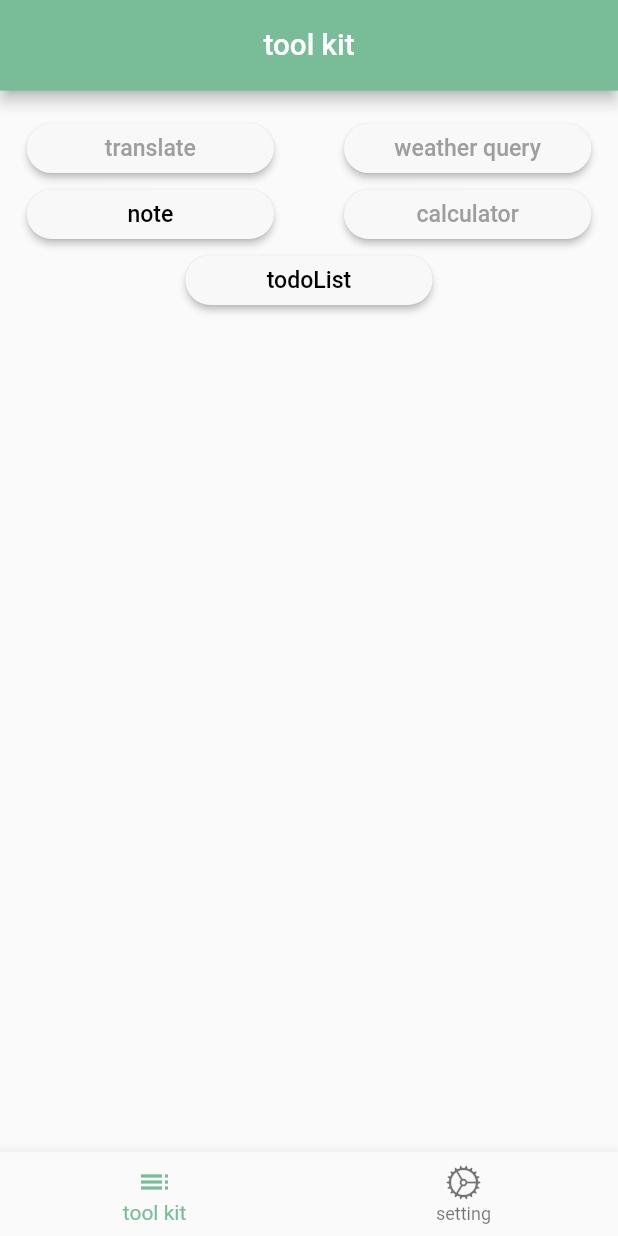
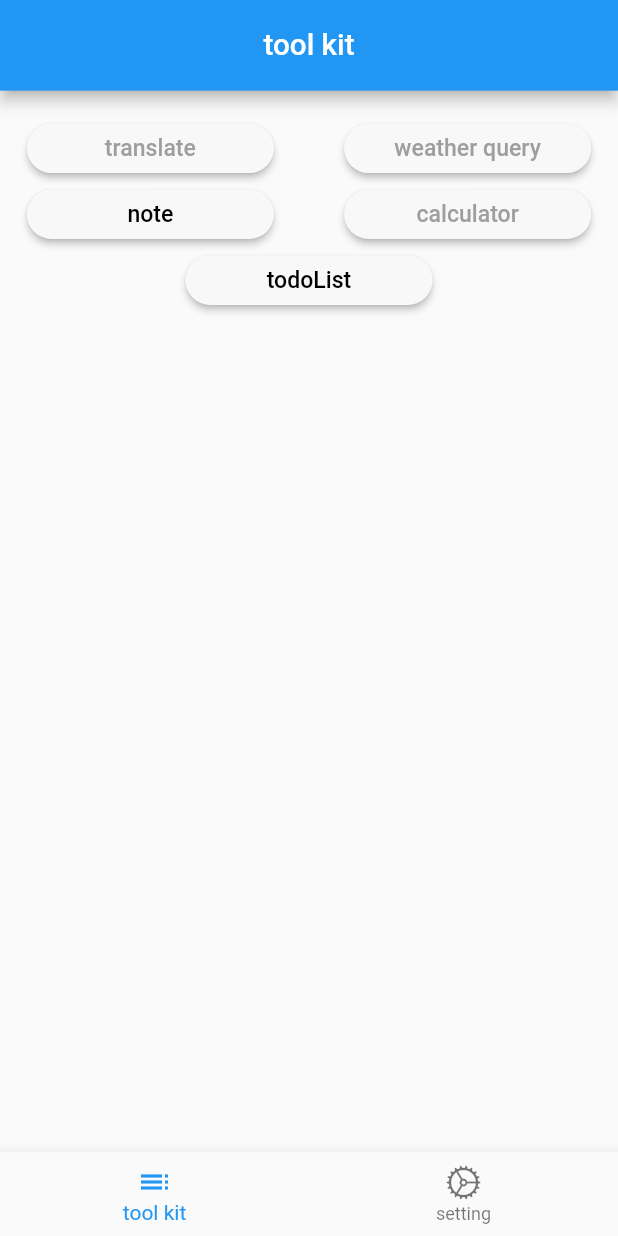
Before and after one commit to path-yu/simple_app, a Flutter app: the screen it shows after launch, on a phone screen of 412 x 824 dp. Run offline on Flutter 3.47's test engine with Material 2 defaults, Android fonts, the phone set to English and light mode, and no system bars; our stand-ins replace flutter_screenutil, fluttertoast, shared_preferences.

Commit message:
封装dialog对话框方法

```diff
--- a/lib/common/Color.dart
+++ b/lib/common/Color.dart
@@ -1,7 +1,9 @@
 import 'package:flutter/cupertino.dart';
+import 'package:flutter/material.dart';
 
 // 主题色
-const Color themeColor = Color(0xff79BD98);
+const MaterialColor themeColor = Colors.blue;
+//0xff79BD98
 // app 背景颜色
 const Color appBackgroundColor = Color(0xfff7f7f7);
 // 搜索框灰色背景颜色
--- a/lib/components/base/buildBaseAppBar.dart
+++ b/lib/components/base/buildBaseAppBar.dart
@@ -1,12 +1,10 @@
 import 'package:flutter/material.dart';
 import 'package:flutter_screenutil/flutter_screenutil.dart';
-import 'package:simple_app/common/Color.dart';
 
 // 基础Appbar
 AppBar buildBaseAppBar(String title) {
   return AppBar(
     toolbarHeight: ScreenUtil().setSp(55),
-    backgroundColor: themeColor,
     title: Text(
       title,
       style: TextStyle(fontSize: ScreenUtil().setSp(18)),
--- a/lib/main.dart
+++ b/lib/main.dart
@@ -2,6 +2,7 @@ import 'package:flutter/material.dart';
 import 'package:flutter_localizations/flutter_localizations.dart';
 import 'package:provider/provider.dart';
 import 'package:shared_preferences/shared_preferences.dart';
+import 'package:simple_app/common/Color.dart';
 import 'package:simple_app/common/Global.dart';
 import 'package:simple_app/generated/l10n.dart';
 import 'package:simple_app/provider/current_locale.dart';
@@ -72,7 +73,7 @@ class _MyAppState extends State<MyApp> {
       // // 当系统请求“暗模式”时使用时, 使用暗模式
       // darkTheme: ThemeData.dark(),
       theme: ThemeData(
-          primarySwatch: Colors.blue,
+          primarySwatch: themeColor,
           brightness: context.watch<CurrentTheme>().isNightMode
               ? Brightness.dark
               : Brightness.light),
--- a/lib/page/todo_list_page.dart
+++ b/lib/page/todo_list_page.dart
@@ -3,6 +3,7 @@ import 'package:simple_app/components/base/buildBaseAppBar.dart';
 import 'package:simple_app/components/search_bar.dart';
 import 'package:simple_app/generated/l10n.dart';
 
+import '../utils/showDialog.dart';
 import '../utils/showToast.dart';
 
 class TodoListPage extends StatefulWidget {
@@ -18,6 +19,7 @@ class _TodoListPageState extends State<TodoListPage> {
 
   // 监听键盘点击了确认按钮
   void addConfrim(String value) {
+    showConfirmDialog(context);
     if (value.isEmpty) {
       showToast('不能为空');
     } else {
@@ -38,7 +40,7 @@ class _TodoListPageState extends State<TodoListPage> {
               _todoController,
               addConfrim,
               TextInputAction.go,
-              '添加todo',
+              S.of(context).addTodo,
               prefixIcon: const Icon(Icons.add),
             )
           ],
```
Also changed, not shown: lib/l10n/intl_en.arb (+7 -1 lines), lib/l10n/intl_zh_CN.arb (+7 -1 lines), lib/utils/showDialog.dart (added, +34 -0 lines), lib/generated/intl/messages_en.dart, lib/generated/intl/messages_zh_CN.dart, lib/generated/l10n.dart.
